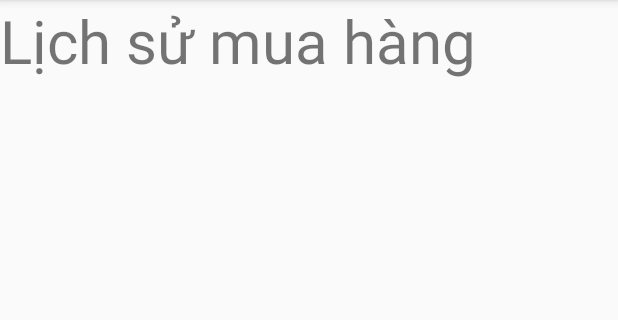
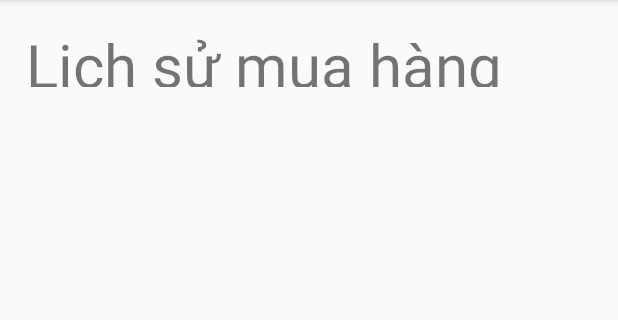
Before and after one commit to CallmeDunno/UngDungMuaDienThoai, an Android app: the fragment HistoryFragment placed in its activity, on a phone screen of 412 x 824 dp, the part 84-404 px from its top. Run offline under Robolectric (Android 15) with nearby library versions, the phone set to English and light mode, and no system bars; Roboto replaces fonts that are not available here.

Commit message:
kien's commit

```diff
--- a/app/src/main/AndroidManifest.xml
+++ b/app/src/main/AndroidManifest.xml
@@ -19,18 +19,20 @@
         <activity
             android:name=".fActivity.SplashScreenActivity"
             android:exported="true">
-            <intent-filter>
-                <action android:name="android.intent.action.MAIN" />
 
-                <category android:name="android.intent.category.LAUNCHER" />
-            </intent-filter>
         </activity>
         <activity
             android:name=".fActivity.AdminActivity"
             android:exported="false" />
         <activity
             android:name=".fActivity.HomeActivity"
-            android:exported="false" />
+            android:exported="true" />
+
+        <intent-filter>
+            <action android:name="android.intent.action.MAIN" />
+
+            <category android:name="android.intent.category.LAUNCHER" />
+        </intent-filter>
         <activity
             android:name=".fActivity.RegisterAccountActivity"
             android:exported="false" />
--- a/app/src/main/java/com/example/qlbdt/fFragment/HistoryFragment.java
+++ b/app/src/main/java/com/example/qlbdt/fFragment/HistoryFragment.java
@@ -13,18 +13,14 @@ import com.example.qlbdt.R;
 
 public class HistoryFragment extends Fragment {
 
-    TextView textView;
+
 
     @Override
     public View onCreateView(LayoutInflater inflater, ViewGroup container,
                              Bundle savedInstanceState) {
 
         View view = inflater.inflate(R.layout.fragment_history, container, false);
-
-        textView = view.findViewById(R.id.tvhistory);
-
-        Toast.makeText(getActivity(), "Hehe", Toast.LENGTH_SHORT).show();
-
+//        kien's commit
         return view;
     }
 }
--- a/app/src/main/res/layout/fragment_history.xml
+++ b/app/src/main/res/layout/fragment_history.xml
@@ -1,15 +1,21 @@
 <?xml version="1.0" encoding="utf-8"?>
-<RelativeLayout xmlns:android="http://schemas.android.com/apk/res/android"
+<androidx.constraintlayout.widget.ConstraintLayout xmlns:android="http://schemas.android.com/apk/res/android"
+    xmlns:app="http://schemas.android.com/apk/res-auto"
     xmlns:tools="http://schemas.android.com/tools"
     android:layout_width="match_parent"
     android:layout_height="match_parent"
     tools:context=".fFragment.HistoryFragment">
 
     <TextView
-        android:layout_width="match_parent"
-        android:layout_height="wrap_content"
+        android:id="@+id/tvhistory"
+        android:layout_width="378dp"
+        android:layout_height="42dp"
+        android:layout_marginTop="16dp"
         android:text="@string/History"
         android:textSize="40sp"
-        android:id="@+id/tvhistory"/>
+        app:layout_constraintEnd_toEndOf="parent"
+        app:layout_constraintHorizontal_bias="0.515"
+        app:layout_constraintStart_toStartOf="parent"
+        app:layout_constraintTop_toTopOf="parent" />
 
-</RelativeLayout>
+</androidx.constraintlayout.widget.ConstraintLayout>
```
